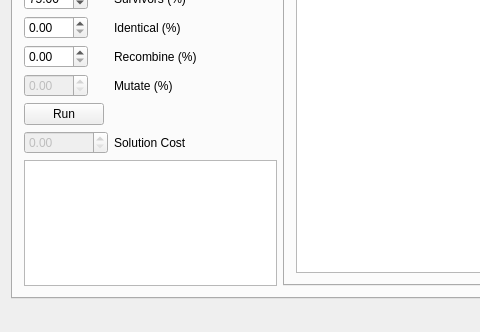
Before: the Qt Designer form src/mainwindow.ui in balsini/NeuroLab, drawn with Qt 5; both pictures show x 0 to 480 and y 119 to 451 of the 586 by 451 pixel window.
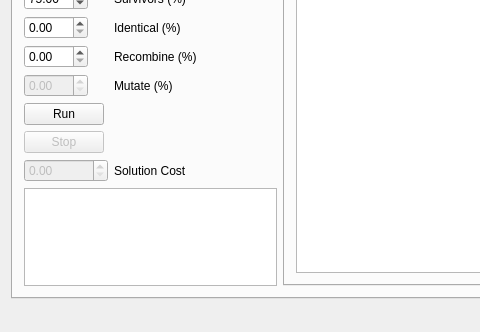
After: the same form once the commit is applied. Custom widgets are drawn as their Qt base class.

Commit message: Solved segmentation fault due to signals interchange while multithreading and added button for suspending GA execution.

```diff
--- a/src/mainwindow.ui
+++ b/src/mainwindow.ui
@@ -164,6 +164,16 @@
               </property>
              </widget>
             </item>
+            <item row="9" column="0">
+             <widget class="QPushButton" name="GA_stop">
+              <property name="enabled">
+               <bool>false</bool>
+              </property>
+              <property name="text">
+               <string>Stop</string>
+              </property>
+             </widget>
+            </item>
            </layout>
           </item>
           <item>
```
Left out of the diff: 5 changed lines with no effect on the pictures. The commit also changes 3 other files.
